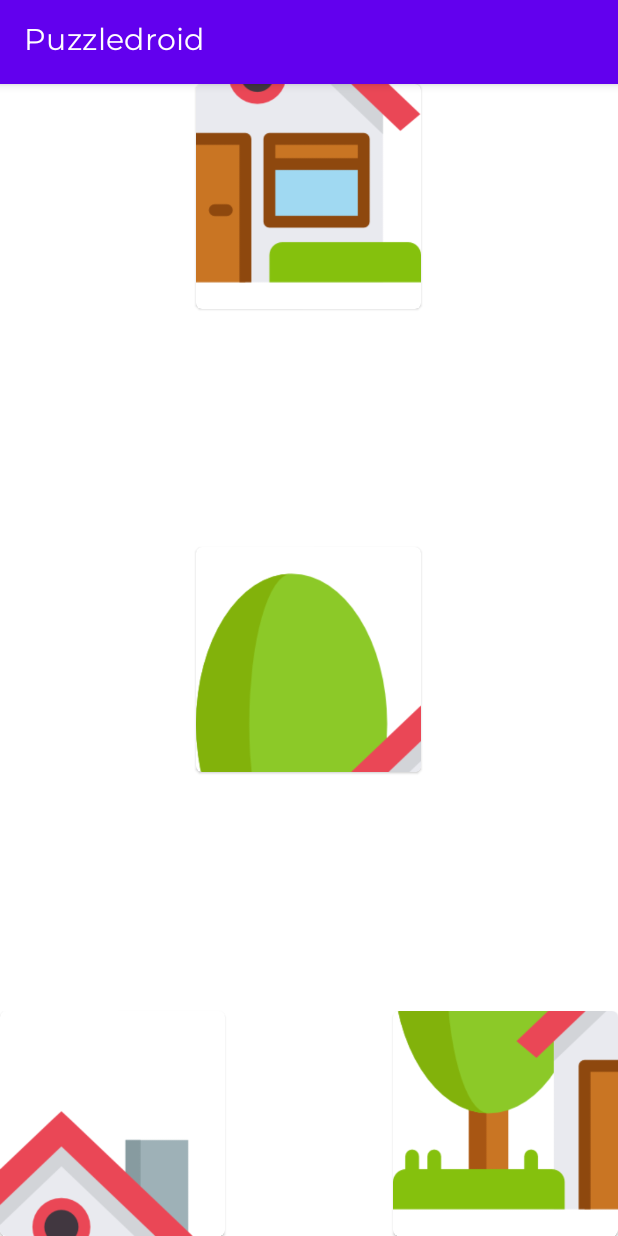
After one commit to pmediel78/Puzzledroid, an Android app: the MainActivity2 screen opened directly, with no data from a screen before it, on a phone screen of 412 x 824 dp. The commit adds this screen. Run offline under Robolectric (Android 15) with nearby library versions, the phone set to English and light mode, and no system bars; 5 statements that could not run were skipped.

Commit message:
Puzzle v2

```diff
--- a/app/build.gradle
+++ b/app/build.gradle
@@ -1,6 +1,7 @@
 plugins {
     id 'com.android.application'
     id 'kotlin-android'
+    id 'kotlin-android-extensions'
 }
 
 android {
--- /dev/null
+++ b/app/src/main/java/com/example/puzzledroid/DraggableCoordinatorLayout.kt
@@ -0,0 +1,88 @@
+package com.example.puzzledroid
+
+import android.content.Context
+import android.util.AttributeSet
+import android.view.MotionEvent
+import android.view.View
+import androidx.coordinatorlayout.widget.CoordinatorLayout
+import androidx.customview.widget.ViewDragHelper
+import java.util.*
+
+class DraggableCoordinatorLayout @JvmOverloads constructor(context: Context?, attrs: AttributeSet? = null)
+    : CoordinatorLayout(context!!, attrs) {
+
+    /** A listener to use when a child view is being dragged  */
+    interface ViewDragListener {
+        fun onViewCaptured(view: View, i: Int)
+        fun onViewReleased(view: View, v: Float, v1: Float)
+    }
+
+    private val viewDragHelper: ViewDragHelper
+    private val draggableChildren: MutableList<View> = ArrayList()
+    private var viewDragListener: ViewDragListener? = null
+
+    fun addDraggableChild(child: View) {
+        require(!(child.parent !== this))
+        draggableChildren.add(child)
+    }
+
+    fun removeDraggableChild(child: View) {
+        require(!(child.parent !== this))
+        draggableChildren.remove(child)
+    }
+
+    override fun onInterceptTouchEvent(ev: MotionEvent): Boolean {
+        return viewDragHelper.shouldInterceptTouchEvent(ev) || super.onInterceptTouchEvent(ev)
+    }
+
+    override fun onTouchEvent(ev: MotionEvent): Boolean {
+        viewDragHelper.processTouchEvent(ev)
+        return super.onTouchEvent(ev)
+    }
+
+    private val dragCallback: ViewDragHelper.Callback = object : ViewDragHelper.Callback() {
+        override fun tryCaptureView(view: View, i: Int): Boolean {
+            return view.visibility == VISIBLE && viewIsDraggableChild(view)
+        }
+
+        override fun onViewCaptured(view: View, i: Int) {
+            if (viewDragListener != null) {
+                viewDragListener!!.onViewCaptured(view, i)
+            }
+        }
+
+        override fun onViewReleased(view: View, v: Float, v1: Float) {
+            if (viewDragListener != null) {
+                viewDragListener!!.onViewReleased(view, v, v1)
+            }
+        }
+
+        override fun getViewHorizontalDragRange(view: View): Int {
+            return view.width
+        }
+
+        override fun getViewVerticalDragRange(view: View): Int {
+            return view.height
+        }
+
+        override fun clampViewPositionHorizontal(view: View, left: Int, dx: Int): Int {
+            return left
+        }
+
+        override fun clampViewPositionVertical(view: View, top: Int, dy: Int): Int {
+            return top
+        }
+    }
+
+    private fun viewIsDraggableChild(view: View): Boolean {
+        return draggableChildren.isEmpty() || draggableChildren.contains(view)
+    }
+
+    fun setViewDragListener(viewDragListener: ViewDragListener?) {
+        this.viewDragListener = viewDragListener
+    }
+
+    init {
+        viewDragHelper = ViewDragHelper.create(this, dragCallback)
+    }
+}
--- a/app/src/main/java/com/example/puzzledroid/JuegoActivity.kt
+++ b/app/src/main/java/com/example/puzzledroid/JuegoActivity.kt
@@ -7,6 +7,7 @@ import android.widget.Button
 
 class JuegoActivity : AppCompatActivity() {
     override fun onCreate(savedInstanceState: Bundle?) {
+        println("hola")
         super.onCreate(savedInstanceState)
         setContentView(R.layout.activity_juego)
 
@@ -14,5 +15,8 @@ class JuegoActivity : AppCompatActivity() {
         //Button OnClickListeners
 
 
+        val puzzle = Puzzle(3,3)
+        puzzle.inicializar()
+
     }
 }
--- /dev/null
+++ b/app/src/main/java/com/example/puzzledroid/MainActivity2.kt
@@ -0,0 +1,46 @@
+package com.example.puzzledroid
+
+import androidx.appcompat.app.AppCompatActivity
+import android.os.Bundle
+import android.view.View
+import android.widget.Toast
+import androidx.customview.widget.ViewDragHelper
+import com.google.android.material.card.MaterialCardView
+import com.google.android.material.snackbar.Snackbar
+import kotlinx.android.synthetic.main.activity_main2.*
+
+
+class MainActivity2: AppCompatActivity() {
+
+    override fun onCreate(savedInstanceState: Bundle?) {
+        super.onCreate(savedInstanceState)
+        setContentView(R.layout.activity_main2)
+
+        parentContainer.addDraggableChild(draggableCard1)
+        parentContainer.addDraggableChild(draggableCard2)
+        parentContainer.addDraggableChild(draggableCard3)
+        parentContainer.addDraggableChild(draggableCard4)
+
+        parentContainer.setViewDragListener(object : DraggableCoordinatorLayout.ViewDragListener {
+            override fun onViewCaptured(view: View, i: Int) {
+
+                when (view.id) {
+                    R.id.draggableCard1 -> draggableCard1.isDragged = true
+                    R.id.draggableCard2 -> draggableCard2.isDragged = true
+                    R.id.draggableCard3 -> draggableCard3.isDragged = true
+                    R.id.draggableCard4 -> draggableCard4.isDragged = true
+                }
+            }
+
+            override fun onViewReleased(view: View, v: Float, v1: Float) {
+
+                when (view.id) {
+                    R.id.draggableCard1 -> draggableCard1.isDragged = false
+                    R.id.draggableCard2 -> draggableCard2.isDragged = false
+                    R.id.draggableCard3 -> draggableCard3.isDragged = false
+                    R.id.draggableCard4 -> draggableCard4.isDragged = false
+                }
+            }
+        })
+    }
+}
--- /dev/null
+++ b/app/src/main/java/com/example/puzzledroid/Pieza.kt
@@ -0,0 +1,5 @@
+package com.example.puzzledroid
+
+class Pieza(var columna: Int, var fila: Int, var id: Int, var estado: Int) {
+
+}
--- /dev/null
+++ b/app/src/main/res/layout/activity_main2.xml
@@ -0,0 +1,70 @@
+<?xml version="1.0" encoding="utf-8"?>
+<com.example.puzzledroid.DraggableCoordinatorLayout
+xmlns:android="http://schemas.android.com/apk/res/android"
+xmlns:app="http://schemas.android.com/apk/res-auto"
+android:id="@+id/parentCoordinatorLayout"
+android:layout_width="match_parent"
+android:background="#fff"
+android:layout_height="match_parent">
+
+<com.google.android.material.card.MaterialCardView
+    android:id="@+id/draggableCard1"
+    android:layout_width="wrap_content"
+    android:layout_height="wrap_content"
+    android:layout_gravity="center"
+    android:clickable="true"
+    android:focusable="true">
+
+    <ImageView
+        android:layout_width="150dp"
+        android:layout_height="150dp"
+        app:srcCompat="@drawable/house_part_1" />
+
+</com.google.android.material.card.MaterialCardView>
+
+<com.google.android.material.card.MaterialCardView
+    android:id="@+id/draggableCard2"
+    android:layout_width="wrap_content"
+    android:layout_height="wrap_content"
+    android:layout_gravity="bottom|start"
+    android:clickable="true"
+    android:focusable="true">
+
+    <ImageView
+        android:layout_width="150dp"
+        android:layout_height="150dp"
+        app:srcCompat="@drawable/house_part_2" />
+
+</com.google.android.material.card.MaterialCardView>
+
+<com.google.android.material.card.MaterialCardView
+    android:id="@+id/draggableCard3"
+    android:layout_width="wrap_content"
+    android:layout_height="wrap_content"
+    android:layout_gravity="bottom|end"
+    android:clickable="true"
+    android:focusable="true">
+
+    <ImageView
+        android:layout_width="150dp"
+        android:layout_height="150dp"
+        app:srcCompat="@drawable/house_part_3" />
+
+</com.google.android.material.card.MaterialCardView>
+
+<com.google.android.material.card.MaterialCardView
+    android:id="@+id/draggableCard4"
+    android:layout_width="wrap_content"
+    android:layout_height="wrap_content"
+    android:layout_gravity="top|center"
+    android:clickable="true"
+    android:focusable="true">
+
+    <ImageView
+        android:layout_width="150dp"
+        android:layout_height="150dp"
+        app:srcCompat="@drawable/house_part_4" />
+
+</com.google.android.material.card.MaterialCardView>
+
+</com.example.puzzledroid.DraggableCoordinatorLayout>
```
Also changed, not shown: app/src/main/AndroidManifest.xml (+7 -5 lines), app/src/main/java/com/example/puzzledroid/Puzzle.kt (added, +32 -0 lines), app/src/main/res/drawable/house_part_1.png (added), app/src/main/res/drawable/house_part_2.png (added), app/src/main/res/drawable/house_part_3.png (added), app/src/main/res/drawable/house_part_4.png (added).
